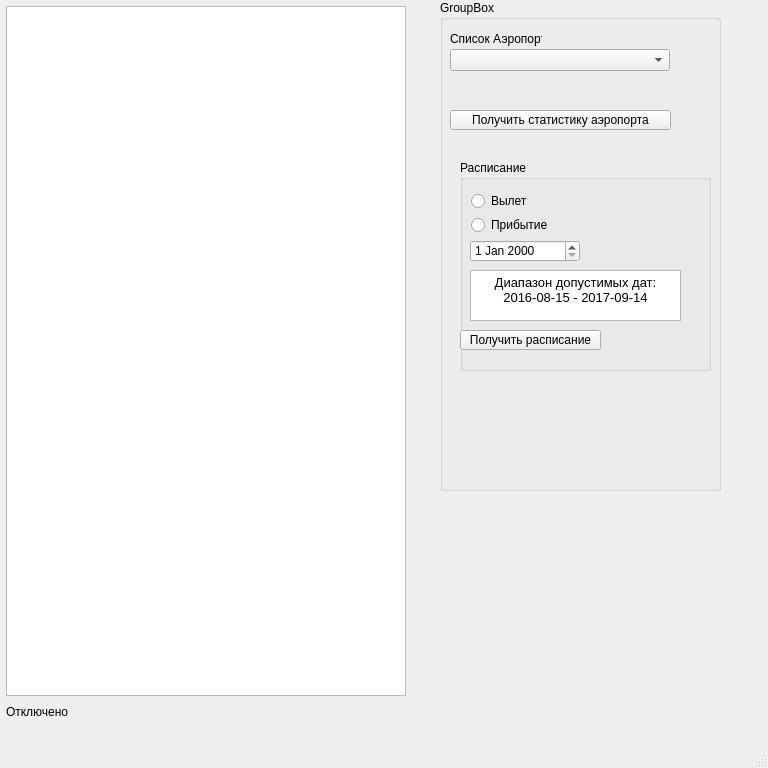
Qt form AirportInspector/mainwindow.ui (Grigorii-Loskutov/Qt_projects) before a commit.
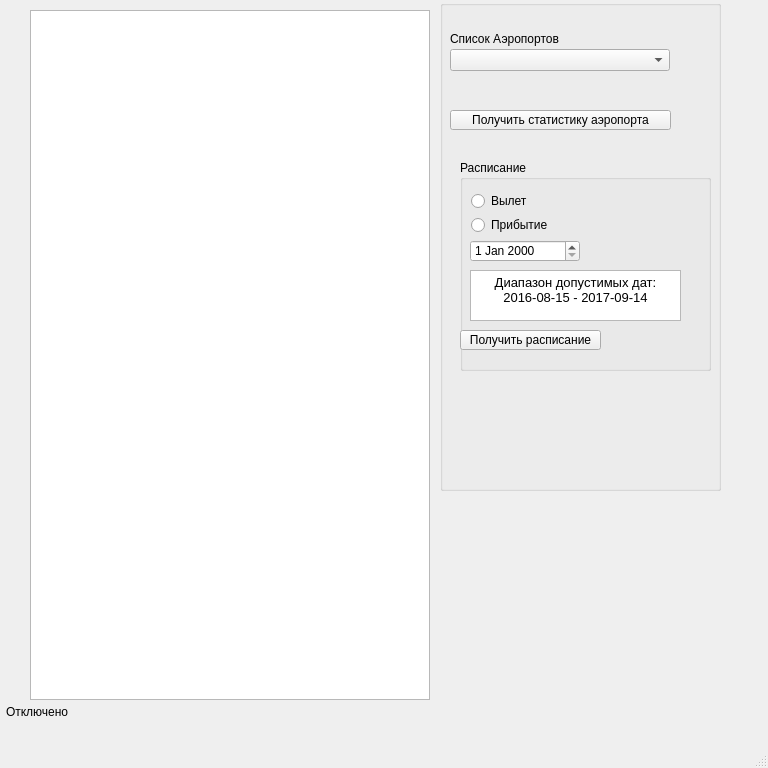
The same form after that commit.

```diff
--- a/AirportInspector/mainwindow.ui
+++ b/AirportInspector/mainwindow.ui
@@ -29,8 +29,8 @@
    <widget class="QTableView" name="tv_AirPortsTable">
     <property name="geometry">
      <rect>
-      <x>6</x>
-      <y>6</y>
+      <x>30</x>
+      <y>10</y>
       <width>400</width>
       <height>690</height>
      </rect>
@@ -70,7 +70,7 @@
      </size>
     </property>
     <property name="title">
-     <string>GroupBox</string>
+     <string/>
     </property>
     <widget class="QGroupBox" name="groupBox_3">
      <property name="geometry">
@@ -216,7 +216,7 @@
       <rect>
        <x>10</x>
        <y>31</y>
-       <width>92</width>
+       <width>221</width>
        <height>16</height>
       </rect>
      </property>
```
